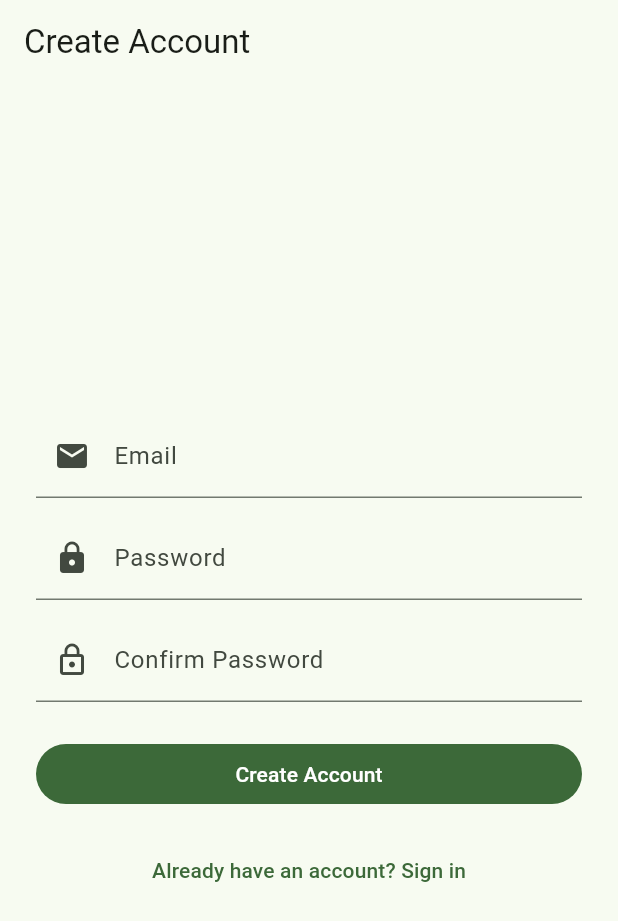
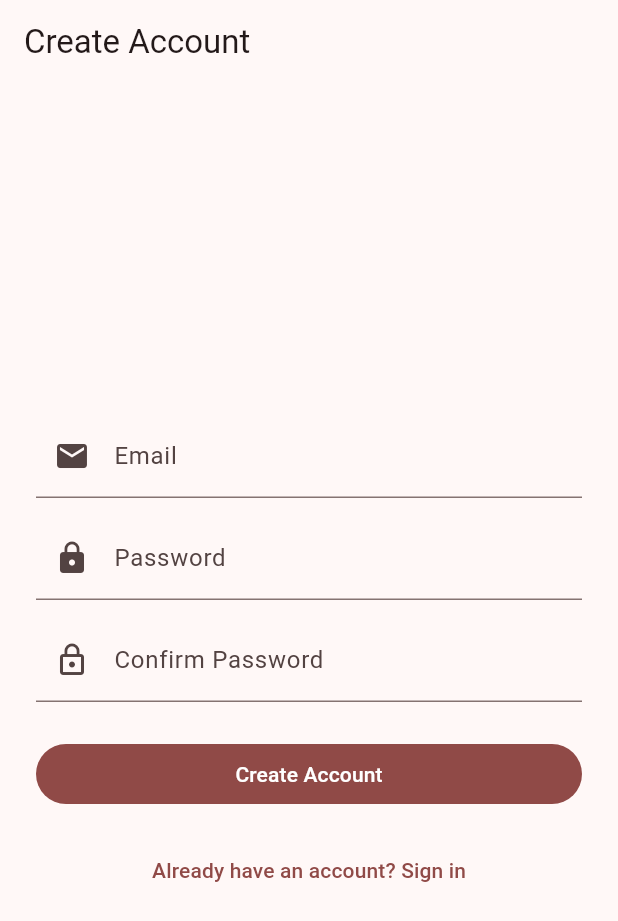
Before and after one commit to jaxontan/ReLog2, a Flutter app: the screen it shows after launch, after a tap on "Don't have an account? Register", on a phone screen of 412 x 824 dp. Shown: the top 921 px of the screen. Run offline on Flutter 3.47's test engine with Material 3 defaults, Android fonts, the phone set to English and light mode, and no system bars; our stand-ins replace camera, flutter_map, flutter_riverpod, geolocator, go_router, latlong2 and 1 more; missing offline and left inert: record; accounts and stored records are empty.

Commit message:
style: maroon expedition theme — Shared Treasures, Findings, parchment cards

```diff
--- a/lib/app/theme/app_theme.dart
+++ b/lib/app/theme/app_theme.dart
@@ -3,13 +3,13 @@ import 'package:flutter/material.dart';
 class AppTheme {
   static ThemeData get light => ThemeData(
         useMaterial3: true,
-        colorSchemeSeed: const Color(0xFF2E7D32),  // ponytail: forest green (shared album vibe)
+        colorSchemeSeed: const Color(0xFF5D1A1A),  // ponytail: maroon / dark red (expedition vibe)
         brightness: Brightness.light,
       );
 
   static ThemeData get dark => ThemeData(
         useMaterial3: true,
-        colorSchemeSeed: const Color(0xFF2E7D32),  // ponytail: forest green (shared album vibe)
+        colorSchemeSeed: const Color(0xFF5D1A1A),  // ponytail: maroon / dark red (expedition vibe)
         brightness: Brightness.dark,
       );
 }
```
Also changed, not shown: lib/features/albums/presentation/views/album_list_screen.dart (+11 -14 lines).
